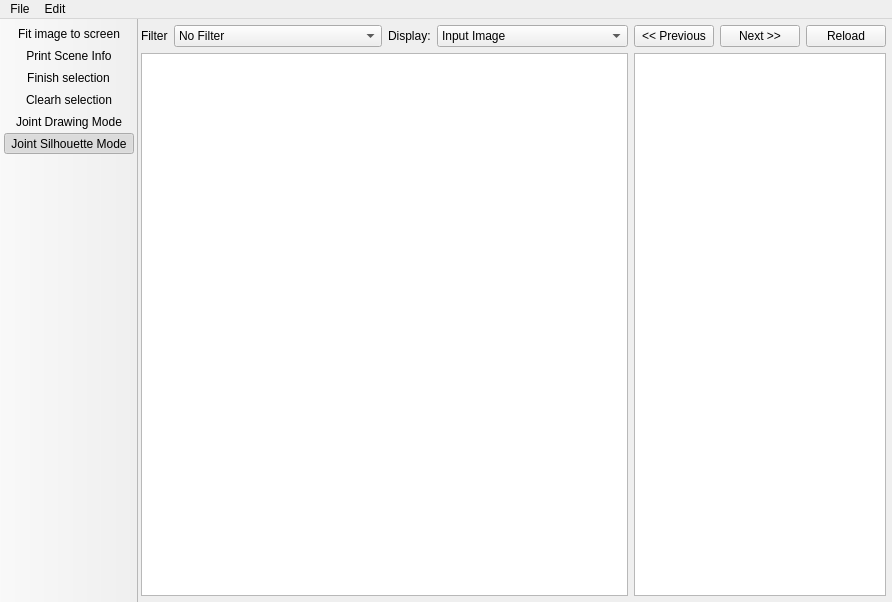
Before: the Qt Designer form KinectProject/src/PrivacyEditor/MainWindow.ui in d3ce1t/PrivacyProject, drawn with Qt 5.
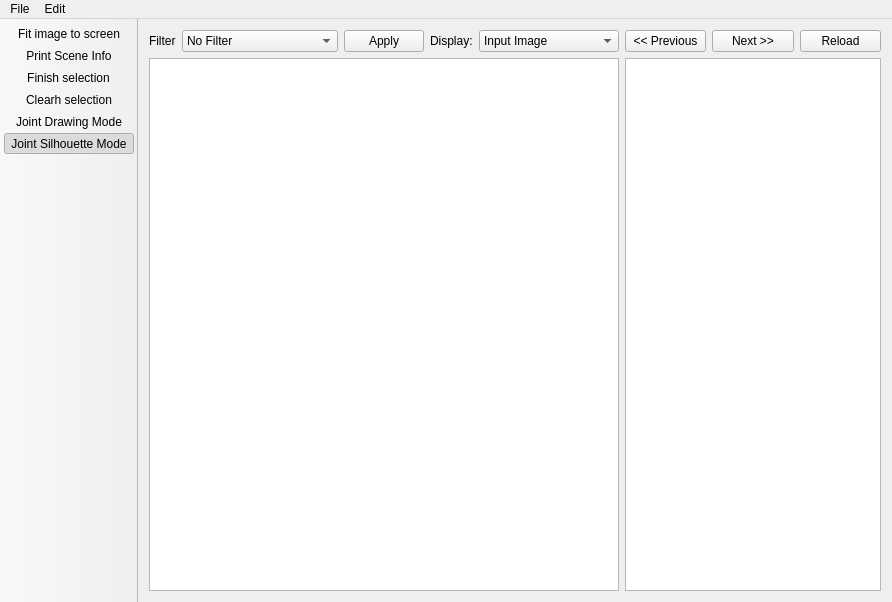
After: the same form once the commit is applied. Icons and pictures are not drawn.

Commit message: PrivacyEditor: Fix some behaviour of the GUI

```diff
--- a/KinectProject/src/PrivacyEditor/MainWindow.ui
+++ b/KinectProject/src/PrivacyEditor/MainWindow.ui
@@ -20,22 +20,7 @@
    <bool>false</bool>
   </property>
   <widget class="QWidget" name="centralWidget">
-   <layout class="QHBoxLayout" name="horizontalLayout_5" stretch="4,1">
-    <property name="spacing">
-     <number>6</number>
-    </property>
-    <property name="leftMargin">
-     <number>3</number>
-    </property>
-    <property name="topMargin">
-     <number>6</number>
-    </property>
-    <property name="rightMargin">
-     <number>6</number>
-    </property>
-    <property name="bottomMargin">
-     <number>6</number>
-    </property>
+   <layout class="QHBoxLayout" name="horizontalLayout_5" stretch="8,0">
     <item>
      <layout class="QVBoxLayout" name="verticalLayout_2">
       <item>
@@ -95,6 +80,13 @@
           </item>
          </layout>
         </item>
+        <item>
+         <widget class="QPushButton" name="btnApplyFilter">
+          <property name="text">
+           <string>Apply</string>
+          </property>
+         </widget>
+        </item>
         <item>
          <layout class="QHBoxLayout" name="horizontalLayout_2" stretch="0,1">
           <item>
```
Left out of the diff: 19 changed lines with no effect on the pictures. The commit also changes 1 other file.
